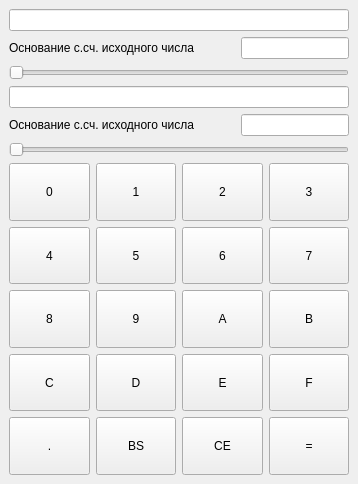
Above: mainwindow.ui from Ilyusha-Novoselov/Converter_p1_p2 before the change. Below: the same form after it.
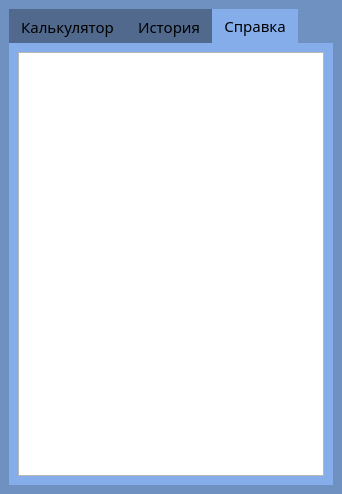
That is the form after the change. The open tabs and pages were chosen to show the change. Custom widgets are drawn as their Qt base class.

Commit message: Added help, history and styles

Diff of the .ui file:
```diff
--- a/mainwindow.ui
+++ b/mainwindow.ui
@@ -6,15 +6,73 @@
    <rect>
     <x>0</x>
     <y>0</y>
-    <width>358</width>
-    <height>484</height>
+    <width>342</width>
+    <height>478</height>
    </rect>
   </property>
   <property name="windowTitle">
    <string>MainWindow</string>
   </property>
+  <property name="styleSheet">
+   <string notr="true">*{
+font-family: century gothic;
+font-size: 15px;
+}
+
+#MainWindow{
+background-color:   rgb(110, 145, 194);
+}
+
+QTabBar::tab{
+background: #50698d;
+}
+
+QTabBar::tab:selected{
+background:  #84adea;
+}
+
+QTabWidget::pane
+{
+	border: 1px;
+    background: #84adea;
+}
+
+QTabWidget{
+background-color: #84adea;
+}
+
+QPushButton{
+	background-color:#0085c9;
+    color: #fff;
+    border: none;
+    border-radius: 5px;
+    padding: 10px 20px;
+}
+
+QPushButton:hover{
+background-color: #45a049;
+}
+
+QPushButton:pressed{
+	background-color: #367d39;
+}
+
+QPushButton:disabled{
+	background-color: #474747;
+}</string>
+  </property>
   <widget class="QWidget" name="centralwidget">
-   <layout class="QVBoxLayout" name="verticalLayout">
+   <layout class="QVBoxLayout" name="verticalLayout_3">
+    <item>
+     <widget class="QTabWidget" name="tabWidget">
+      <property name="currentIndex">
+       <number>0</number>
+      </property>
+      <widget class="QWidget" name="tab">
+       <attribute name="title">
+        <string>Калькулятор</string>
+       </attribute>
+       <layout class="QVBoxLayout" name="verticalLayout_2">
     <item>
      <widget class="InputLineEdit" name="Edit_1"/>
     </item>
@@ -392,6 +450,34 @@
        </widget>
       </item>
      </layout>
+        </item>
+       </layout>
+      </widget>
+      <widget class="QWidget" name="tab_2">
+       <attribute name="title">
+        <string>История</string>
+       </attribute>
+       <layout class="QVBoxLayout" name="verticalLayout">
+        <item>
+         <widget class="QTableWidget" name="tableWidget"/>
+        </item>
+       </layout>
+      </widget>
+      <widget class="QWidget" name="tab_3">
+       <attribute name="title">
+        <string>Справка</string>
+       </attribute>
+       <layout class="QVBoxLayout" name="verticalLayout_4">
+        <item>
+         <widget class="QTextEdit" name="textEdit">
+          <property name="readOnly">
+           <bool>true</bool>
+          </property>
+         </widget>
+        </item>
+       </layout>
+      </widget>
+     </widget>
     </item>
    </layout>
   </widget>
```
Left out of the diff: 194 changed lines with no effect on the pictures. Lines whose indentation alone changed are shown as unchanged. The commit also changes 8 other files.
